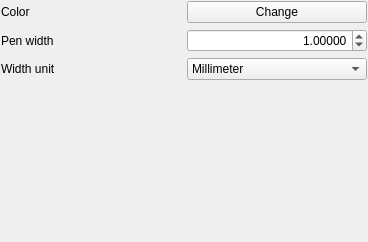
The window that src/ui/symbollayer/widget_linedecoration.ui (carsmie/QGIS) describes before a commit, drawn with Qt 5.
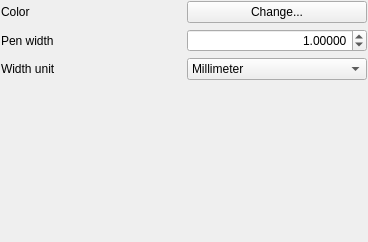
The same window after the commit. Custom widgets are drawn as their Qt base class.

```diff
--- a/src/ui/symbollayer/widget_linedecoration.ui
+++ b/src/ui/symbollayer/widget_linedecoration.ui
@@ -35,7 +35,7 @@
         </sizepolicy>
        </property>
        <property name="text">
-        <string>Change</string>
+        <string>Change...</string>
        </property>
       </widget>
      </item>
```
Left out of the diff: 4 changed lines with no effect on the pictures.
